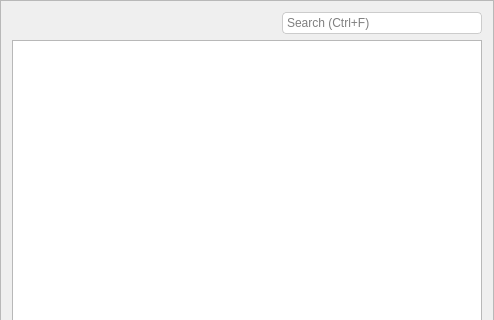
Before: the Qt Designer form Combo/ComboTableFrame.ui in xmichelo/Beeftext, drawn with Qt 5; both pictures show x 0 to 494 and y 0 to 320 of the 494 by 495 pixel window.
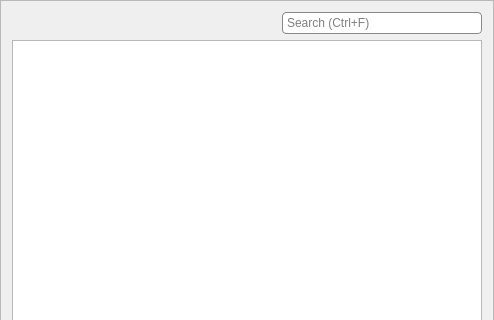
After: the same form once the commit is applied.

Commit message: Tweaked combo table appearance.

What changed in the file:
```diff
--- a/Combo/ComboTableFrame.ui
+++ b/Combo/ComboTableFrame.ui
@@ -13,6 +13,15 @@
   <property name="windowTitle">
    <string>Frame</string>
   </property>
+  <property name="styleSheet">
+   <string notr="true">QHeaderView:section { 
+   background: #aaa; 
+   color: #fff;  
+   border: none;
+   padding: 5px;
+}
+</string>
+  </property>
   <property name="frameShape">
    <enum>QFrame::StyledPanel</enum>
   </property>
@@ -52,7 +61,7 @@
        <property name="styleSheet">
         <string notr="true">QLineEdit {
    border-radius: 4px;
-   border: 1px solid #ccc; 
+   border: 1px solid #888; 
    padding: 2px;
 }</string>
        </property>
```
Left out of the diff: 8 changed lines with no effect on the pictures. The commit also changes 2 other files.
